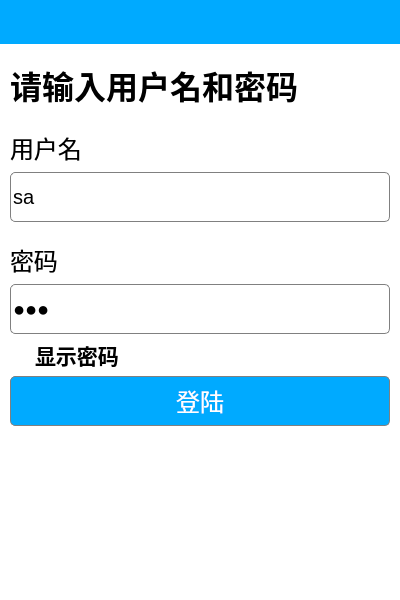
Above: pages/LoginPage.ui from wps139hf/app before the change. Below: the same form after it.
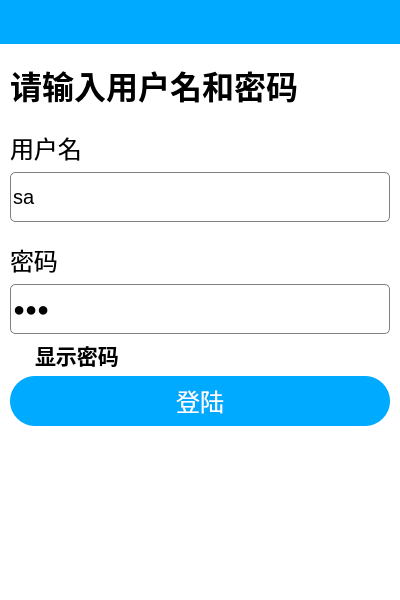
That is the form after the change. Icons and pictures are not drawn. Custom widgets are drawn as their Qt base class.

Diff of the .ui file:
```diff
--- a/pages/LoginPage.ui
+++ b/pages/LoginPage.ui
@@ -275,10 +275,10 @@
        </property>
        <property name="styleSheet">
         <string notr="true">QPushButton{
-    border: 1px solid gray;
+    border: none;
 	background-color: rgb(0, 170, 255);
 	color: white;   
-	border-radius: 5px;                        
+	border-radius: 25px;                        
 }
 
 QPushButton:pressed{
```
